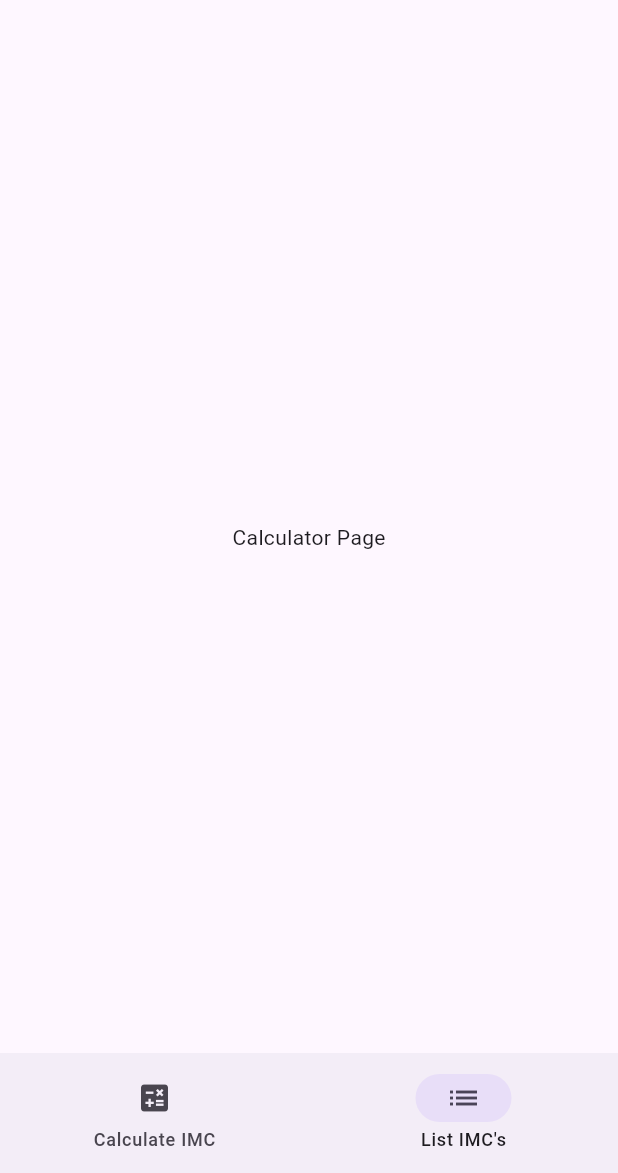
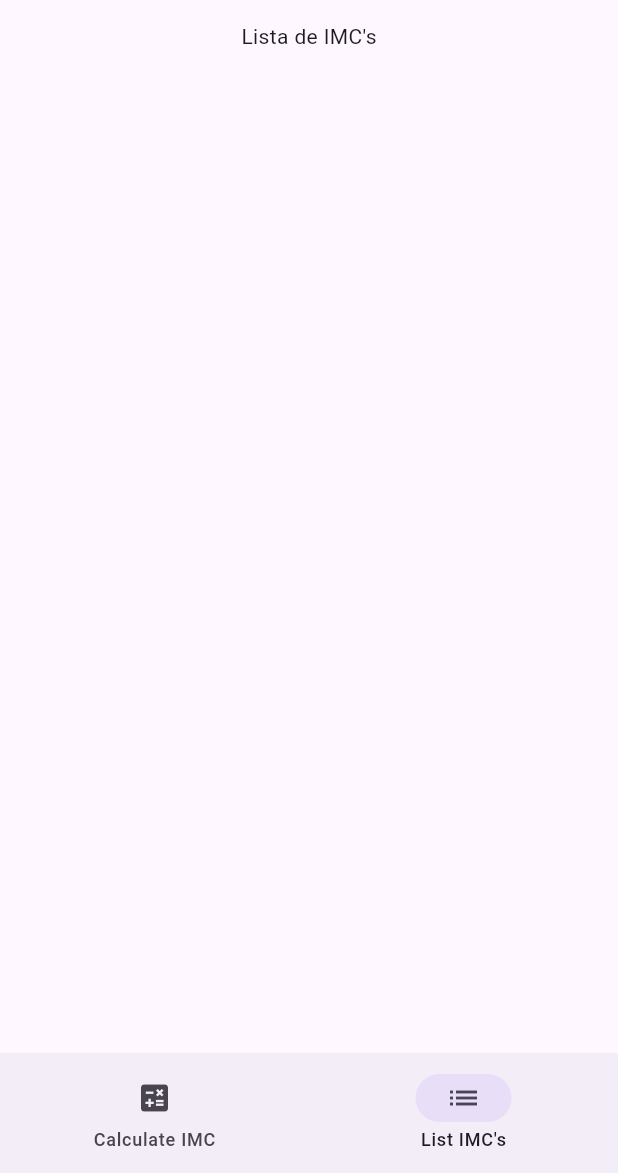
Before and after one commit to GabaDev2412/ExAppFlutterIMC, a Flutter app: the screen it shows after launch, item 2 of the bottom bar chosen, on a phone screen of 412 x 824 dp, the part 63-1236 px from its top. Run offline on Flutter 3.47's test engine with Material 3 defaults, Android fonts, the phone set to English and light mode, and no system bars.

Commit message:
updating the structure of the entire code to a clean code

```diff
--- a/lib/main.dart
+++ b/lib/main.dart
@@ -1,4 +1,6 @@
 import 'package:flutter/material.dart';
+import 'package:myapp/models/pessoa.dart';
+import 'package:myapp/utils/calcular_imc.dart';
 import 'package:myapp/widgets/bottom_bar.dart';
 import 'package:myapp/pages/build_page.dart';
 
@@ -33,20 +35,9 @@ class MyHomePage extends StatefulWidget {
 
 class _MyHomePageState extends State<MyHomePage> {
   int _currentIndex = 0;
-  late Widget _currentWidget;
-
-  @override
-  void initState() {
-    super.initState();
-    _currentWidget = buildPage(_currentIndex); // Use the imported buildPage function
-  }
-
-  void _onTabTapped(int index) {
-    setState(() {
-      _currentIndex = index;
-      _currentWidget = buildPage(index); // Use the imported buildPage function
-    });
-  }
+  final List<Pessoa> _pessoas = [];
+  String _imc = '';
+  String _textImcAnalyze = '';
 
   @override
   Widget build(BuildContext context) {
@@ -54,11 +45,23 @@ class _MyHomePageState extends State<MyHomePage> {
       appBar: AppBar(
         title: Text(widget.title),
       ),
-      body: _currentWidget,
+      body: buildPage(_currentIndex, _pessoas, _imc, _textImcAnalyze),
       bottomNavigationBar: BottomBar(
         currentIndex: _currentIndex,
-        onTabTapped: _onTabTapped,
+        onTabTapped: (index) {
+          setState(() {
+            _currentIndex = index;
+          });
+        },
       ),
     );
   }
+
+  void updateIMCList(Pessoa pessoa) {
+    setState(() {
+      _pessoas.add(pessoa);
+      _imc = pessoa.calcularIMC(pessoa.altura, pessoa.peso).toStringAsFixed(2);
+      _textImcAnalyze = analiseIMC(double.parse(_imc));
+    });
+  }
 }
--- a/lib/models/pessoa.dart
+++ b/lib/models/pessoa.dart
@@ -1,11 +1,12 @@
+//lib/models/pessoa.dart
 class Pessoa {
-  final String _nome;
-  final double _altura;
-  final double _peso;
+  final String nome;
+  final double altura;
+  final double peso;
+  double imc = 0.0;
+  String textImcAnalyze = '';
 
-  Pessoa(this._nome, this._altura, this._peso);
+  Pessoa(this.nome, this.altura, this.peso, [double? imc, String? textImcAnalyze]);
 
-  double get altura => _altura;
-  double get peso => _peso;
-  String get nome => _nome;
+  calcularIMC(double altura, double peso) {}
 }
--- a/lib/pages/build_page.dart
+++ b/lib/pages/build_page.dart
@@ -1,12 +1,23 @@
+// lib/pages/build_page.dart
 import 'package:flutter/material.dart';
 import 'package:myapp/pages/imc_page.dart';
+import 'package:myapp/pages/list_imc_page.dart';
+import 'package:myapp/models/pessoa.dart';
 
-Widget buildPage(int index) {
+Widget buildPage(int index, List<Pessoa> pessoas, String imc, String textImcAnalyze) {
   switch (index) {
     case 0:
-      return const ImcPage(); // Use o widget ImcPage para a página de cálculo
+      return ImcPage(
+        onIMCUpdated: (pessoa) {
+          pessoas.add(pessoa);
+        },
+      );
     case 1:
-      return const Center(child: Text('Calculator Page'));
+      return ListImcPage(
+        imcsPessoas: pessoas,
+        imc: imc,
+        textImcAnalyze: textImcAnalyze,
+      );
     default:
       return const Center(child: Text('Welcome to the IMC Calculator!'));
   }
--- a/lib/pages/imc_page.dart
+++ b/lib/pages/imc_page.dart
@@ -1,9 +1,13 @@
+// lib/pages/imc_page.dart
 import 'package:flutter/material.dart';
+import 'package:myapp/models/pessoa.dart';
+import 'package:myapp/widgets/form_imc.dart';
 import 'package:myapp/utils/calcular_imc.dart';
-import 'package:myapp/widgets/form_imc.dart';
 
 class ImcPage extends StatefulWidget {
-  const ImcPage({super.key});
+  final Function(Pessoa) onIMCUpdated;
+
+  const ImcPage({super.key, required this.onIMCUpdated});
 
   @override
   // ignore: library_private_types_in_public_api
@@ -14,12 +18,16 @@ class _ImcPageState extends State<ImcPage> {
   final _alturaController = TextEditingController();
   final _pesoController = TextEditingController();
   double _imc = 0.0;
+  String _imcAnalysis = '';
 
   void _calculateIMC() {
     final altura = double.tryParse(_alturaController.text) ?? 0.0;
     final peso = double.tryParse(_pesoController.text) ?? 0.0;
     setState(() {
       _imc = calcularIMC(altura, peso);
+      _imcAnalysis = analiseIMC(_imc);
+      final pessoa = Pessoa("Pessoa ${_imc.toStringAsFixed(2)}", altura, peso, _imc, _imcAnalysis);
+      widget.onIMCUpdated(pessoa);
     });
   }
 
@@ -52,7 +60,9 @@ class _ImcPageState extends State<ImcPage> {
                 style: const TextStyle(fontSize: 18),
               ),
               Text(
-                'Análise IMC: ${analiseIMC(_imc)}',style: const TextStyle(fontSize: 18),)
+                'Análise IMC: $_imcAnalysis',
+                style: const TextStyle(fontSize: 18),
+              ),
             ],
           ),
         ),
--- /dev/null
+++ b/lib/pages/list_imc_page.dart
@@ -0,0 +1,28 @@
+// lib/pages/list_imc_page.dart
+import 'package:flutter/material.dart';
+import 'package:myapp/widgets/list_imcs.dart';
+import 'package:myapp/models/pessoa.dart';
+
+class ListImcPage extends StatelessWidget {
+  final List<Pessoa> imcsPessoas;
+  final String imc;
+  final String textImcAnalyze;
+
+  const ListImcPage(
+      {super.key, required this.imcsPessoas, required this.textImcAnalyze, required this.imc});
+
+  @override
+  Widget build(BuildContext context) {
+    return SingleChildScrollView(
+      child: Center(
+        child: Column(
+          mainAxisAlignment: MainAxisAlignment.center,
+          children: [
+            const Text("Lista de IMC's"),
+            ListIMCs(imcsPessoas: imcsPessoas, textImcAnalyze: textImcAnalyze, imc: imc),
+          ],
+        ),
+      ),
+    );
+  }
+}
--- a/pubspec.yaml
+++ b/pubspec.yaml
@@ -30,6 +30,8 @@ environment:
 dependencies:
   flutter:
     sdk: flutter
+  provider: ^5.0.0
+  shared_preferences: ^2.0.6
 
 
   # The following adds the Cupertino Icons font to your application.
```
Also changed, not shown: lib/widgets/list_imcs.dart (added, +30 -0 lines), pubspec.lock.
